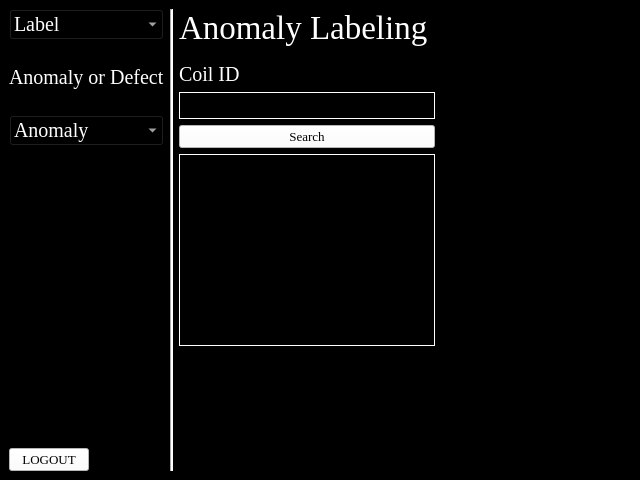
Qt form label_page/anomaly/anomaly.ui (siahaanabrahams/desktop_app) before a commit.
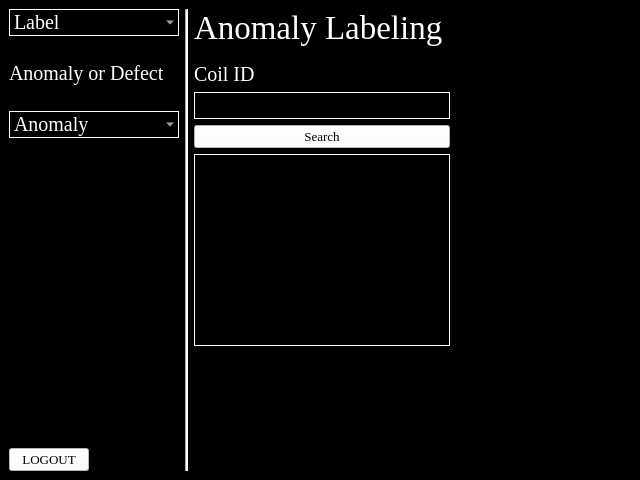
The same form after that commit.

Commit message: fix: make sidebar width consistent accross all pages

```diff
--- a/label_page/anomaly/anomaly.ui
+++ b/label_page/anomaly/anomaly.ui
@@ -151,10 +151,22 @@
     </item>
     <item row="0" column="0">
      <layout class="QVBoxLayout" name="verticalLayout">
+      <property name="sizeConstraint">
+       <enum>QLayout::SizeConstraint::SetFixedSize</enum>
+      </property>
       <item>
        <layout class="QVBoxLayout" name="verticalLayout_3">
+        <property name="sizeConstraint">
+         <enum>QLayout::SizeConstraint::SetFixedSize</enum>
+        </property>
         <item>
          <widget class="QComboBox" name="comboBox">
+          <property name="sizePolicy">
+           <sizepolicy hsizetype="Fixed" vsizetype="Fixed">
+            <horstretch>0</horstretch>
+            <verstretch>0</verstretch>
+           </sizepolicy>
+          </property>
           <property name="font">
            <font>
             <family>Times New Roman</family>
@@ -162,7 +174,12 @@
            </font>
           </property>
           <property name="styleSheet">
-           <string notr="true">color: rgb(255, 255, 255);</string>
+           <string notr="true">QComboBox {
+    color: white;
+    background-color: black;
+    border: 1px solid white; 
+	width: 150px;
+}</string>
           </property>
           <item>
            <property name="text">
@@ -253,7 +270,12 @@
            </font>
           </property>
           <property name="styleSheet">
-           <string notr="true">color: rgb(255, 255, 255);</string>
+           <string notr="true">QComboBox {
+    color: white;
+    background-color: black;
+    border: 1px solid white; 
+	width: 150px;
+}</string>
           </property>
           <item>
            <property name="text">
```
Left out of the diff: 242 changed lines with no effect on the pictures. The commit also changes 9 other files.
